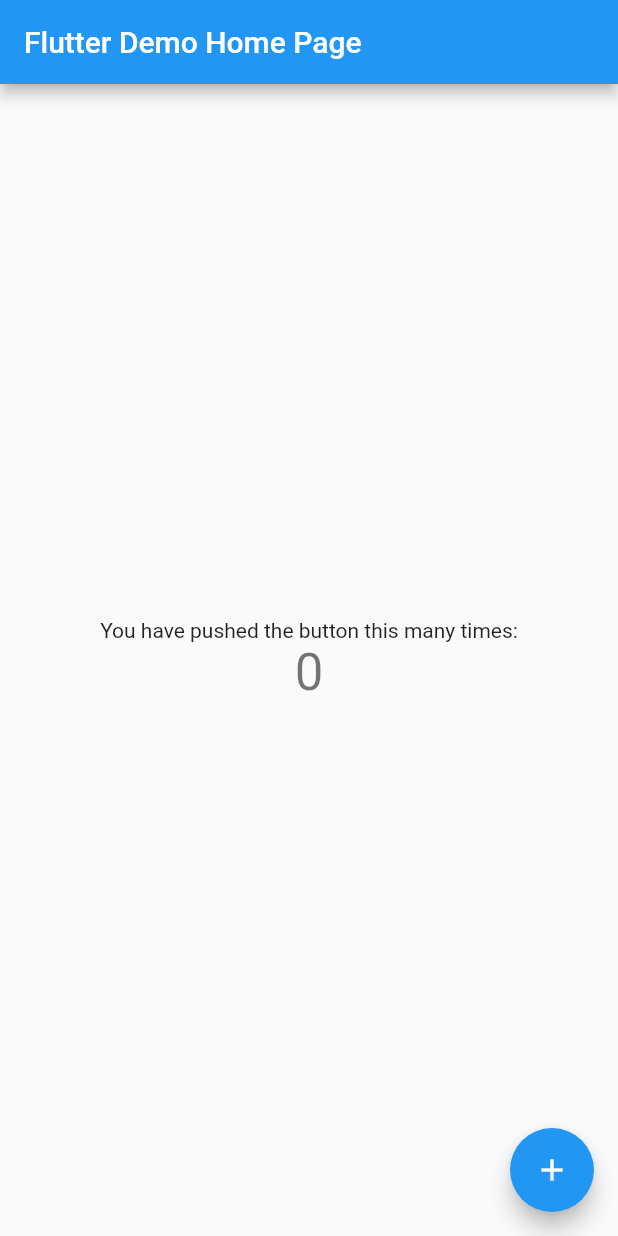
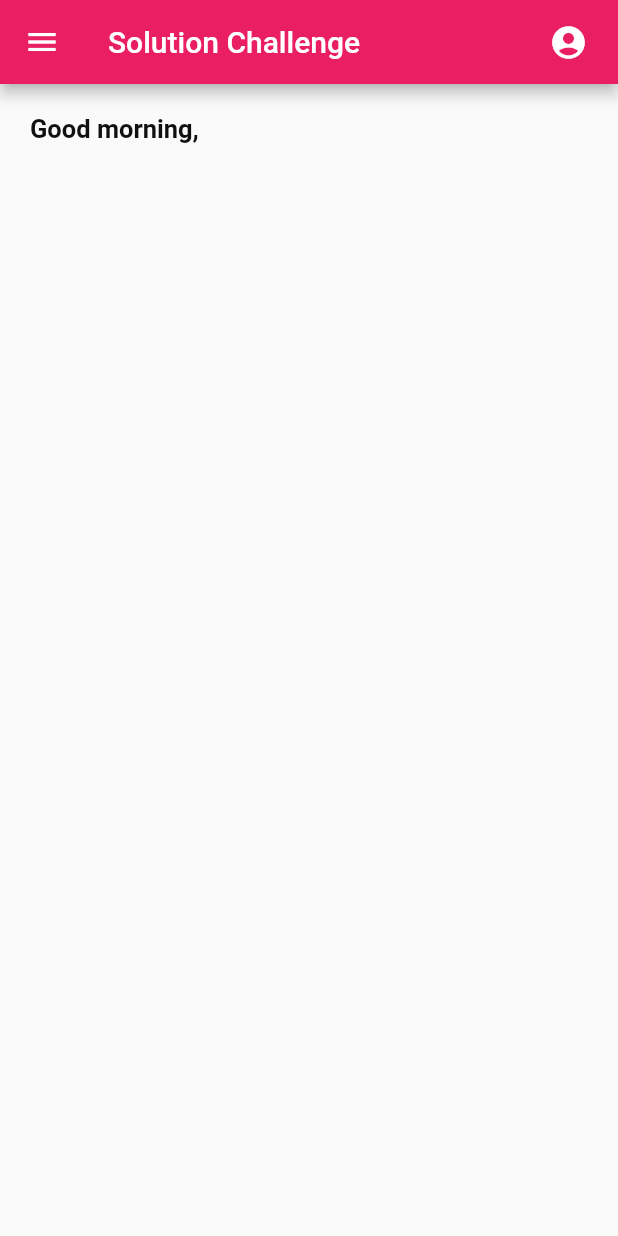
Before and after one commit to akillika/Solution-Challenge-2021, a Flutter app: the screen it shows after launch, on a phone screen of 412 x 824 dp. Run offline on Flutter 3.47's test engine with Material 2 defaults, Android fonts, the phone set to English and light mode, and no system bars; Roboto replaces fonts that are missing (Circular Air).

Commit message:
Splash screen and home page started

```diff
--- a/lib/main.dart
+++ b/lib/main.dart
@@ -1,47 +1,33 @@
 import 'package:flutter/material.dart';
+import 'package:solution_challenge_2021/splash.dart';
 
 void main() {
-  runApp(MyApp());
+  runApp(MyApp1());
 }
 
-class MyApp extends StatelessWidget {
-  // This widget is the root of your application.
+class MyApp extends StatefulWidget {
+  @override
+  _MyAppState createState() => _MyAppState();
+}
+
+class _MyAppState extends State<MyApp> {
+
   @override
   Widget build(BuildContext context) {
     return MaterialApp(
-      title: 'Flutter Demo',
+      debugShowCheckedModeBanner: false,
+      title: 'Solution Challenge',
       theme: ThemeData(
-        // This is the theme of your application.
-        //
-        // Try running your application with "flutter run". You'll see the
-        // application has a blue toolbar. Then, without quitting the app, try
-        // changing the primarySwatch below to Colors.green and then invoke
-        // "hot reload" (press "r" in the console where you ran "flutter run",
-        // or simply save your changes to "hot reload" in a Flutter IDE).
-        // Notice that the counter didn't reset back to zero; the application
-        // is not restarted.
-        primarySwatch: Colors.blue,
-        // This makes the visual density adapt to the platform that you run
-        // the app on. For desktop platforms, the controls will be smaller and
-        // closer together (more dense) than on mobile platforms.
+        primarySwatch: Colors.pink,
         visualDensity: VisualDensity.adaptivePlatformDensity,
       ),
-      home: MyHomePage(title: 'Flutter Demo Home Page'),
+      home: MyHomePage(title: 'Solution Challenge'),
     );
   }
 }
 
 class MyHomePage extends StatefulWidget {
   MyHomePage({Key key, this.title}) : super(key: key);
-
-  // This widget is the home page of your application. It is stateful, meaning
-  // that it has a State object (defined below) that contains fields that affect
-  // how it looks.
-
-  // This class is the configuration for the state. It holds the values (in this
-  // case the title) provided by the parent (in this case the App widget) and
-  // used by the build method of the State. Fields in a Widget subclass are
-  // always marked "final".
 
   final String title;
 
@@ -50,68 +36,57 @@ class MyHomePage extends StatefulWidget {
 }
 
 class _MyHomePageState extends State<MyHomePage> {
-  int _counter = 0;
-
-  void _incrementCounter() {
-    setState(() {
-      // This call to setState tells the Flutter framework that something has
-      // changed in this State, which causes it to rerun the build method below
-      // so that the display can reflect the updated values. If we changed
-      // _counter without calling setState(), then the build method would not be
-      // called again, and so nothing would appear to happen.
-      _counter++;
-    });
-  }
-
   @override
   Widget build(BuildContext context) {
-    // This method is rerun every time setState is called, for instance as done
-    // by the _incrementCounter method above.
-    //
-    // The Flutter framework has been optimized to make rerunning build methods
-    // fast, so that you can just rebuild anything that needs updating rather
-    // than having to individually change instances of widgets.
     return Scaffold(
       appBar: AppBar(
-        // Here we take the value from the MyHomePage object that was created by
-        // the App.build method, and use it to set our appbar title.
-        title: Text(widget.title),
+        title: Text("Solution Challenge"),
+        leading: GestureDetector(
+          onTap: () {/* Write listener code here */},
+          child: Icon(
+            Icons.menu, // add custom icons also
+          ),
+        ),
+        actions: <Widget>[
+          Padding(
+              padding: EdgeInsets.only(right: 20.0),
+              child: GestureDetector(
+                onTap: () {},
+                child: Icon(
+                  Icons.account_circle,
+                  size: 26.0,
+                ),
+              )),
+        ],
       ),
-      body: Center(
-        // Center is a layout widget. It takes a single child and positions it
-        // in the middle of the parent.
-        child: Column(
-          // Column is also a layout widget. It takes a list of children and
-          // arranges them vertically. By default, it sizes itself to fit its
-          // children horizontally, and tries to be as tall as its parent.
-          //
-          // Invoke "debug painting" (press "p" in the console, choose the
-          // "Toggle Debug Paint" action from the Flutter Inspector in Android
-          // Studio, or the "Toggle Debug Paint" command in Visual Studio Code)
-          // to see the wireframe for each widget.
-          //
-          // Column has various properties to control how it sizes itself and
-          // how it positions its children. Here we use mainAxisAlignment to
-          // center the children vertically; the main axis here is the vertical
-          // axis because Columns are vertical (the cross axis would be
-          // horizontal).
-          mainAxisAlignment: MainAxisAlignment.center,
-          children: <Widget>[
-            Text(
-              'You have pushed the button this many times:',
+      body: Column(
+        children: <Widget>[
+          Padding(
+            padding: const EdgeInsets.all(20.0),
+            child: Text(
+              greetings(),
+              style: TextStyle(
+                fontFamily: "Circular Air",
+                fontSize: 17,
+                fontWeight: FontWeight.w600,
+                color: Color(0xff101010),
+              ),
             ),
-            Text(
-              '$_counter',
-              style: Theme.of(context).textTheme.headline4,
-            ),
-          ],
-        ),
+          ),
+        ],
       ),
-      floatingActionButton: FloatingActionButton(
-        onPressed: _incrementCounter,
-        tooltip: 'Increment',
-        child: Icon(Icons.add),
-      ), // This trailing comma makes auto-formatting nicer for build methods.
     );
   }
 }
+
+String greetings() {
+  var now;
+  now = DateTime.now().hour;
+  if (now < 12) {
+    return 'Good morning, ';
+  } else if (now < 17) {
+    return 'Good afternoon,';
+  } else {
+    return 'Good evening,';
+  }
+}
--- /dev/null
+++ b/lib/splash.dart
@@ -0,0 +1,70 @@
+import 'dart:async';
+import 'package:flutter/material.dart';
+
+import 'main.dart';
+
+class MyApp1 extends StatelessWidget {
+  @override
+  Widget build(BuildContext context) {
+    return MaterialApp(
+      debugShowCheckedModeBanner: false,
+      title: 'Solution Challenge',
+      theme: ThemeData(
+        primarySwatch: Colors.pink,
+        visualDensity: VisualDensity.adaptivePlatformDensity,
+      ),
+      home: MyHomePage(title: 'Solution Challenge'),
+    );
+  }
+}
+
+class MyHomePage extends StatefulWidget {
+  MyHomePage({Key key, this.title}) : super(key: key);
+
+  final String title;
+
+  @override
+  _MyHomePageState createState() => _MyHomePageState();
+}
+
+class _MyHomePageState extends State<MyHomePage> {
+
+  String _versionName = 'V1.0';
+  final splashDelay = 3;
+
+  @override
+  void initState() {
+    super.initState();
+
+    _loadWidget();
+  }
+
+  _loadWidget() async {
+    var _duration = Duration(seconds: splashDelay);
+    return Timer(_duration, navigationPage);
+  }
+
+  void navigationPage() {
+    Navigator.pushReplacement(context, MaterialPageRoute(builder: (BuildContext context) => MyApp()));
+  }
+  @override
+  Widget build(BuildContext context) {
+    return Scaffold(
+      backgroundColor: Colors.pink,
+
+      body: Center(child: CircularProgressIndicator(backgroundColor: Colors.white,))
+    );
+  }
+}
+
+String greetings() {
+  var now;
+  now = DateTime.now().hour;
+  if (now < 12) {
+    return 'Good morning, ';
+  } else if (now < 17) {
+    return 'Good afternoon,';
+  } else {
+    return 'Good evening,';
+  }
+}
```
